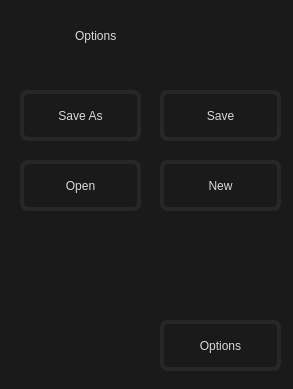
This is NoteBlock/options_menu_dialog.ui in vince-exe/NoteBlock as Qt 5 draws it before an edit. The edited form follows.
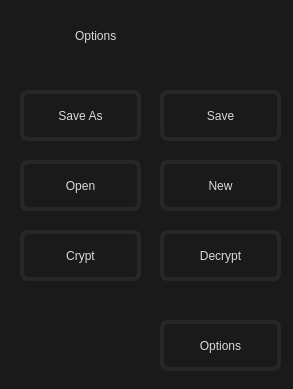
This is the edited form.

Patch:
```diff
--- a/NoteBlock/options_menu_dialog.ui
+++ b/NoteBlock/options_menu_dialog.ui
@@ -163,6 +163,56 @@
     <string>Options</string>
    </property>
   </widget>
+  <widget class="QPushButton" name="cryptBtn">
+   <property name="geometry">
+    <rect>
+     <x>20</x>
+     <y>230</y>
+     <width>121</width>
+     <height>51</height>
+    </rect>
+   </property>
+   <property name="styleSheet">
+    <string notr="true">QPushButton {
+	font: 600 13pt &quot;Verdana Pro Cond Semibold&quot;;
+	color: rgb(218, 218, 218);
+	border: 4px solid rgb(39, 39, 39);
+	border-radius: 8px;
+}
+
+QPushButton::hover {
+	background-color: rgb(52, 52, 52);
+}</string>
+   </property>
+   <property name="text">
+    <string>Crypt</string>
+   </property>
+  </widget>
+  <widget class="QPushButton" name="decryptBtn">
+   <property name="geometry">
+    <rect>
+     <x>160</x>
+     <y>230</y>
+     <width>121</width>
+     <height>51</height>
+    </rect>
+   </property>
+   <property name="styleSheet">
+    <string notr="true">QPushButton {
+	font: 600 13pt &quot;Verdana Pro Cond Semibold&quot;;
+	color: rgb(218, 218, 218);
+	border: 4px solid rgb(39, 39, 39);
+	border-radius: 8px;
+}
+
+QPushButton::hover {
+	background-color: rgb(52, 52, 52);
+}</string>
+   </property>
+   <property name="text">
+    <string>Decrypt</string>
+   </property>
+  </widget>
  </widget>
  <resources/>
  <connections/>
```
